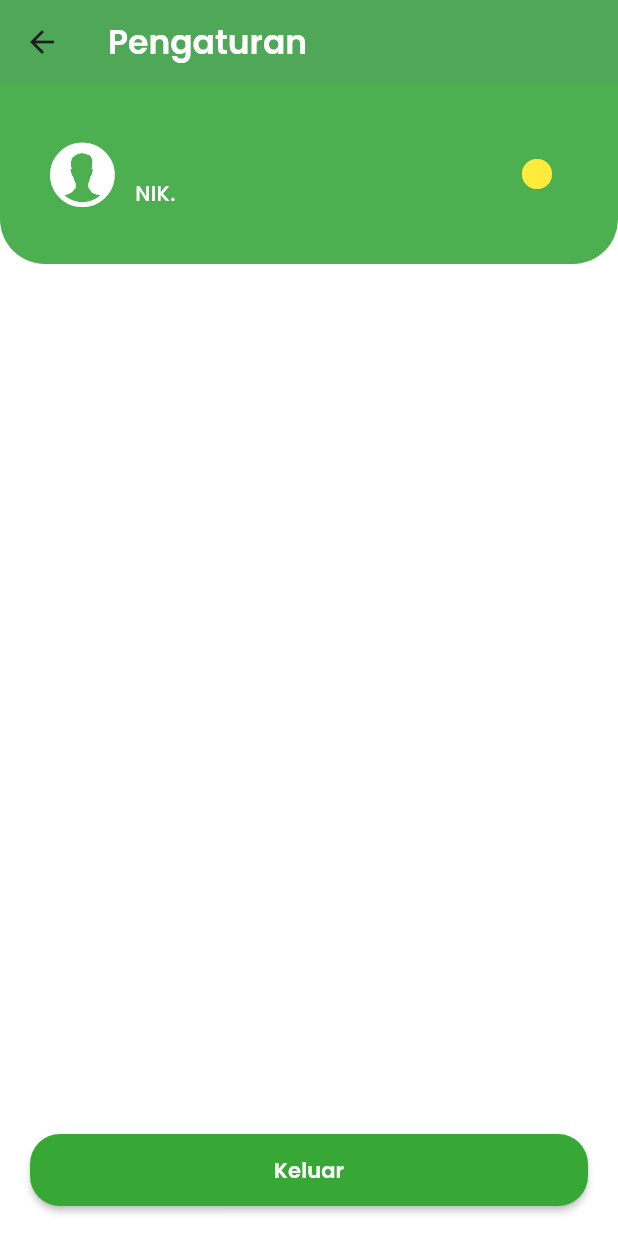
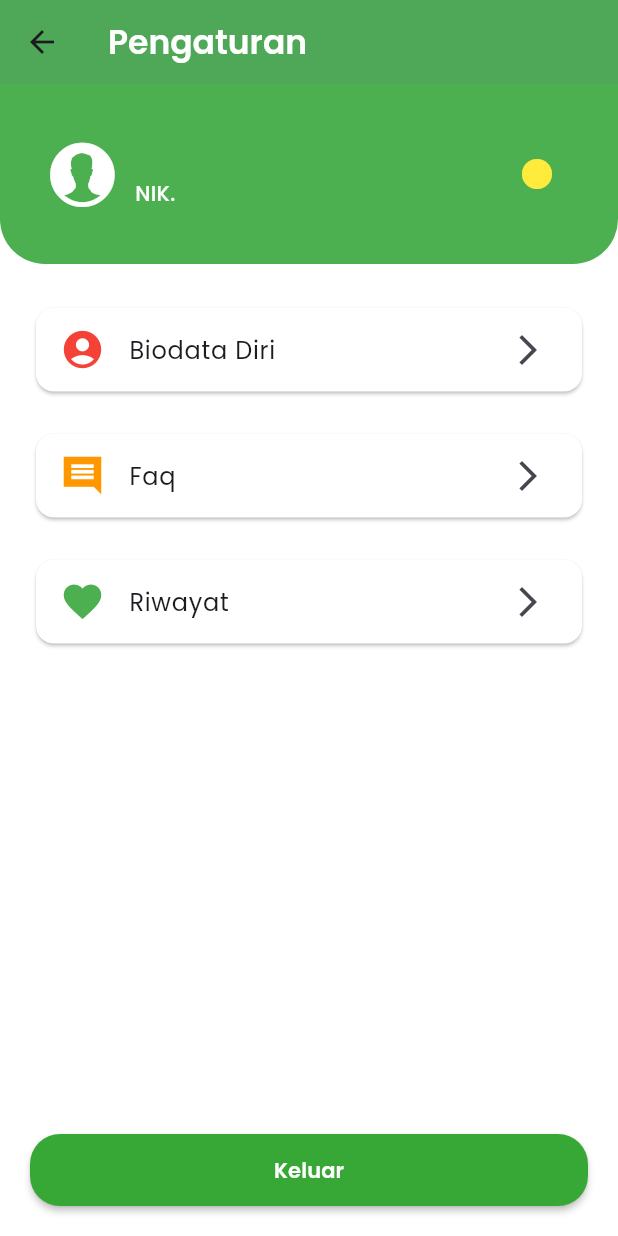
Before and after one commit to arsyadhamidi/flutter_roni, a Flutter app: the AkunPageView screen opened directly, on a phone screen of 412 x 824 dp. Run offline on Flutter 3.47's test engine with Material 3 defaults, Android fonts, the phone set to English and light mode, and no system bars; our stand-ins replace flutter_html, fluttertoast, google_fonts, lottie, shared_preferences, shimmer; accounts and stored records are empty.

Commit message:
fiqar, perbaikan

```diff
--- a/lib/model/model_berita.dart
+++ b/lib/model/model_berita.dart
@@ -99,7 +99,8 @@ class Child {
     title: json["title"],
     description: json["description"],
     url: json["url"],
-    urlToImage: json["urlToImage"],
+    // urlToImage: json["urlToImage"],
+    urlToImage: null,
     publishedAt: json["publishedAt"] == null ? null : DateTime.parse(json["publishedAt"]),
     content: json["content"],
   );
--- a/lib/ui/akun/akun_page.dart
+++ b/lib/ui/akun/akun_page.dart
@@ -5,8 +5,8 @@ import 'package:provider/provider.dart';
 import 'package:roni_api/global/data_global.dart';
 import 'package:roni_api/ui/akun/akun_provider.dart';
 import 'package:roni_api/ui/biodata-diri/biodata_diri_page.dart';
-import 'package:roni_api/ui/splashscreen/splashscreen_page.dart';
-import 'package:shared_preferences/shared_preferences.dart';
+import 'package:roni_api/ui/faq/faq_page.dart';
+import 'package:roni_api/ui/history/history_page.dart';
 
 class AkunPageView extends StatelessWidget {
   const AkunPageView({Key? key}) : super(key: key);
@@ -78,6 +78,114 @@ class AkunPageView extends StatelessWidget {
                       ),
                     ),
                   ),
+                  SizedBox(height: 25),
+                  InkWell(
+                    onTap: () {
+                      Navigator.push(
+                          context,
+                          MaterialPageRoute(
+                              builder: (context) => BiodataDiriPage()));
+                    },
+                    child: Padding(
+                      padding: const EdgeInsets.only(left: 20, right: 20),
+                      child: Card(
+                        color: Colors.white,
+                        child: ListTile(
+                          leading: Icon(
+                            Icons.account_circle_sharp,
+                            size: 30,
+                            color: Colors.red,
+                          ),
+                          title: Text(
+                            "Biodata Diri",
+                            style: GoogleFonts.poppins(),
+                          ),
+                          trailing: Icon(Icons.arrow_forward_ios_outlined),
+                        ),
+                      ),
+                    ),
+                  ),
+                  SizedBox(height: 20),
+                  InkWell(
+                    onTap: () {
+                      Navigator.push(
+                          context,
+                          MaterialPageRoute(
+                              builder: (context) => FaqPage()));
+                    },
+                    child: Padding(
+                      padding: const EdgeInsets.only(left: 20, right: 20),
+                      child: Card(
+                        color: Colors.white,
+                        child: ListTile(
+                          leading: Icon(
+                            Icons.insert_comment_sharp,
+                            size: 30,
+                            color: Colors.orange,
+                          ),
+                          title: Text(
+                            "Faq",
+                            style: GoogleFonts.poppins(),
+                          ),
+                          trailing: Icon(Icons.arrow_forward_ios_outlined),
+                        ),
+                      ),
+                    ),
+                  ),
+                  SizedBox(height: 20),
+                  InkWell(
+                    onTap: () {
+                      Navigator.push(
+                          context,
+                          MaterialPageRoute(
+                              builder: (context) => HistoryPage()));
+                    },
+                    child: Padding(
+                      padding: const EdgeInsets.only(left: 20, right: 20),
+                      child: Card(
+                        color: Colors.white,
+                        child: ListTile(
+                          leading: Icon(
+                            Icons.favorite,
+                            size: 30,
+                            color: Colors.green,
+                          ),
+                          title: Text(
+                            "Riwayat",
+                            style: GoogleFonts.poppins(),
+                          ),
+                          trailing: Icon(Icons.arrow_forward_ios_outlined),
+                        ),
+                      ),
+                    ),
+                  ),
+                  SizedBox(height: 20),
+                  // InkWell(
+                  //   onTap: () {
+                  //     Navigator.push(
+                  //         context,
+                  //         MaterialPageRoute(
+                  //             builder: (context) => BiodataDiriPage()));
+                  //   },
+                  //   child: Padding(
+                  //     padding: const EdgeInsets.only(left: 20, right: 20),
+                  //     child: Card(
+                  //       color: Colors.white,
+                  //       child: ListTile(
+                  //         leading: Icon(
+                  //           Icons.edit,
+                  //           size: 30,
+                  //           color: Colors.blue,
+                  //         ),
+                  //         title: Text(
+                  //           "Edit Profile",
+                  //           style: GoogleFonts.poppins(),
+                  //         ),
+                  //         trailing: Icon(Icons.arrow_forward_ios_outlined),
+                  //       ),
+                  //     ),
+                  //   ),
+                  // ),
                   Spacer(),
                   Padding(
                     padding: const EdgeInsets.all(20),
--- a/lib/ui/edukasi/edukasi_provider.dart
+++ b/lib/ui/edukasi/edukasi_provider.dart
@@ -28,5 +28,6 @@ class EdukasiProvider extends ChangeNotifier{
       isLoading = true;
       notifyListeners();
     }
+    return null;
   }
 }
```
Also changed, not shown: lib/model/model_history.dart (added, +77 -0 lines), lib/network/network_provider.dart (+11 -0 lines), lib/ui/dashboard/dashboard_page.dart (+6 -2 lines), lib/ui/dashboard/dashboard_provider.dart (+38 -38 lines), lib/ui/faq/faq_page.dart (added, +108 -0 lines), lib/ui/history/history_page.dart (added, +172 -0 lines), lib/ui/history/history_provider.dart (added, +33 -0 lines), 1 other file.
